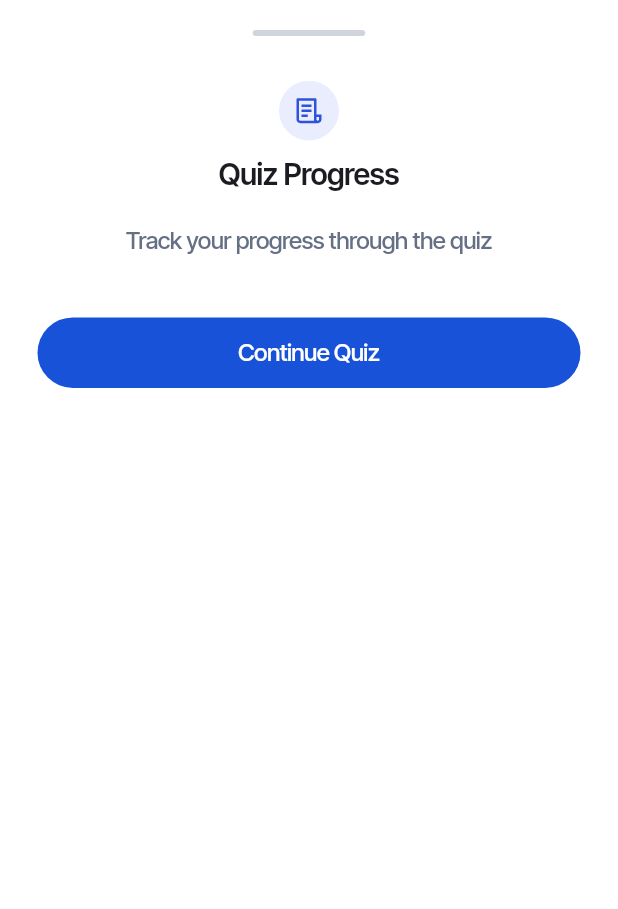
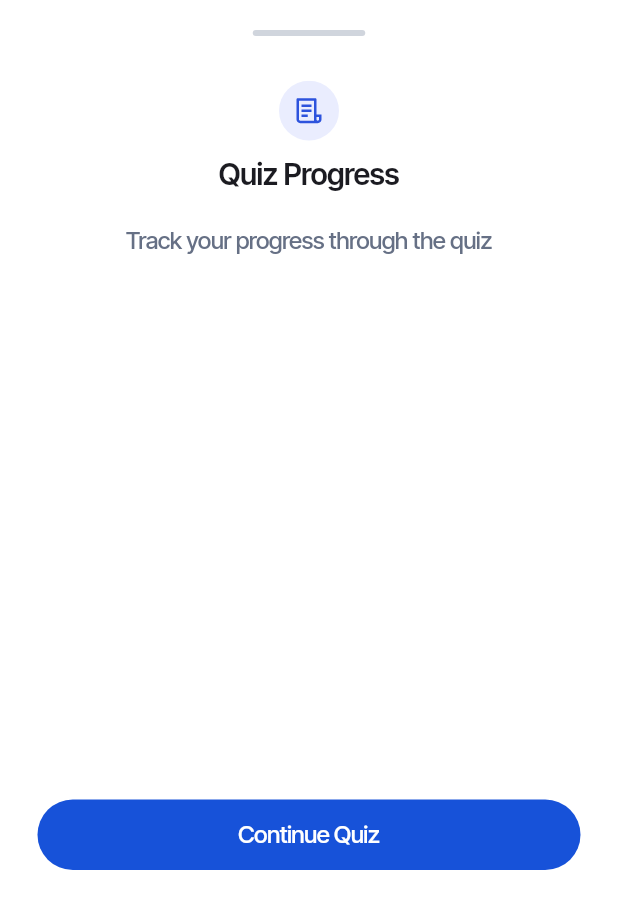
Before and after one commit to officeplusng/Marketmind-Mobile-App, a Flutter app: the QuizProgressModal widget shown alone on an empty page, opened directly with empty values, on a phone screen of 412 x 824 dp. Shown: the top 909 px of the screen. Run offline on Flutter 3.47's test engine with Material 3 defaults, Android fonts, the phone set to English and light mode, and no system bars; our stand-ins replace dio, flutter_screenutil, flutter_secure_storage, flutter_svg, get_it, google_fonts and 4 more; missing offline and left inert: otp_pin_field; accounts and stored records are empty; generated files the repository leaves out were written again; network calls fail.

Commit message:
fix progress modal bug

```diff
--- a/lib/features/root/learning/presentation/modals/quiz_progress_modal.dart
+++ b/lib/features/root/learning/presentation/modals/quiz_progress_modal.dart
@@ -24,7 +24,7 @@ class _QuizProgressModalState extends State<QuizProgressModal> {
         horizontalPadding: 5,
         scrollable: false,
         verticalMargin: 10,
-        child: Column(
+        child: Expanded(child: Column(
           crossAxisAlignment: CrossAxisAlignment.center,
           children: [
             BaseModalParent.modalPin(),
@@ -42,7 +42,7 @@ class _QuizProgressModalState extends State<QuizProgressModal> {
                   ?.copyWith(color: AppColors.textGray1),
             ),
             20.verticalSpace,
-            ListView.builder(
+            Expanded(child: ListView.builder(
               shrinkWrap: true,
               itemCount: widget.quiz.length,
               itemBuilder: (context, index) {
@@ -53,7 +53,7 @@ class _QuizProgressModalState extends State<QuizProgressModal> {
                     answering: index == widget.currentIndex,
                     answered: widget.answered.containsKey(index));
               },
-            ),
+            )),
             20.verticalSpace,
             PrimaryButton.primary(
               onPressed: () {
@@ -63,7 +63,7 @@ class _QuizProgressModalState extends State<QuizProgressModal> {
             ),
             20.verticalSpace
           ],
-        ));
+        )));
   }
 
   Widget _questionItemComponent(
```
